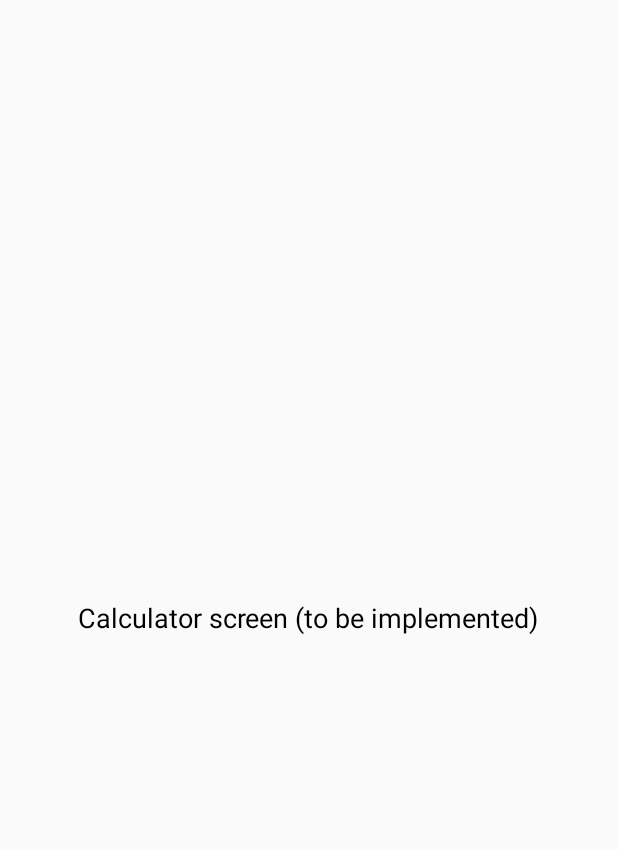
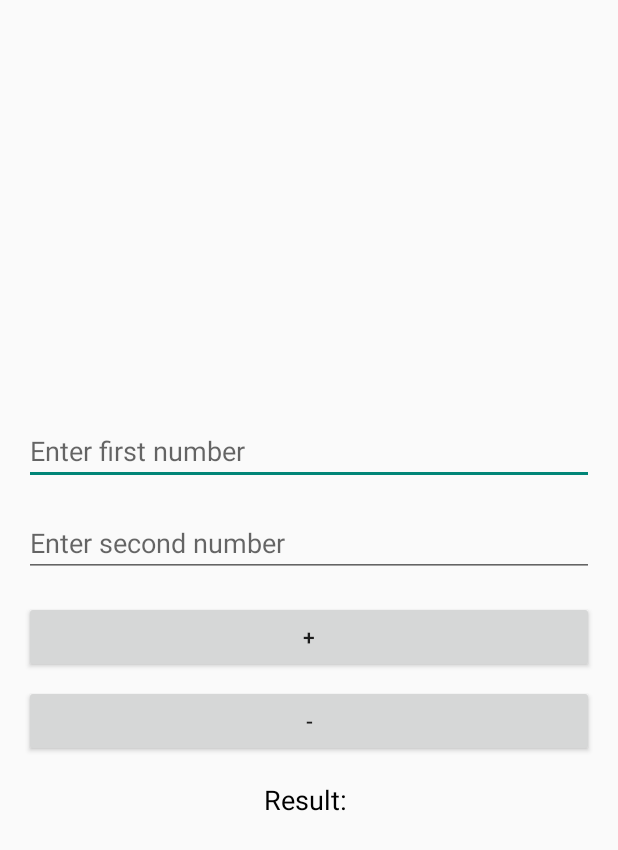
Before and after one commit to JoaquinRodriguezph/CompanionApp, an Android app built with Jetpack Compose: the CalculatorActivity screen opened directly, with no data from a screen before it, on a phone screen of 412 x 824 dp. Shown: the top 850 px of the screen. Run offline under Robolectric (Android 15) with nearby library versions, the light colour scheme and no system bars.

Commit message:
Calculator Functionality

```diff
--- a/app/src/main/java/com/example/companionapp/CalculatorActivity.kt
+++ b/app/src/main/java/com/example/companionapp/CalculatorActivity.kt
@@ -1,6 +1,10 @@
 package com.example.companionapp
 
 import android.os.Bundle
+import android.view.View
+import android.widget.Button
+import android.widget.EditText
+import android.widget.TextView
 import androidx.appcompat.app.AppCompatActivity
 
 class CalculatorActivity : AppCompatActivity() {
@@ -12,10 +16,39 @@ class CalculatorActivity : AppCompatActivity() {
         supportActionBar?.setDisplayHomeAsUpEnabled(true)
         supportActionBar?.title = "Calculator"
 
-        // Handle back button press in toolbar
-        supportActionBar?.setDisplayHomeAsUpEnabled(true)
+        // Input fields and buttons
+        val input1 = findViewById<EditText>(R.id.input_number1)
+        val input2 = findViewById<EditText>(R.id.input_number2)
+        val addButton = findViewById<Button>(R.id.button_add)
+        val subtractButton = findViewById<Button>(R.id.button_subtract)
+        val resultText = findViewById<TextView>(R.id.result_text)
+
+        // Add button click listener
+        addButton.setOnClickListener {
+            val num1 = input1.text.toString().toDoubleOrNull()
+            val num2 = input2.text.toString().toDoubleOrNull()
+            if (num1 != null && num2 != null) {
+                val result = num1 + num2
+                resultText.text = "Result: $result"
+            } else {
+                resultText.text = "Invalid input"
+            }
+        }
+
+        // Subtract button click listener
+        subtractButton.setOnClickListener {
+            val num1 = input1.text.toString().toDoubleOrNull()
+            val num2 = input2.text.toString().toDoubleOrNull()
+            if (num1 != null && num2 != null) {
+                val result = num1 - num2
+                resultText.text = "Result: $result"
+            } else {
+                resultText.text = "Invalid input"
+            }
+        }
     }
 
+    // Handle back button press in toolbar
     override fun onSupportNavigateUp(): Boolean {
         onBackPressed() // Go back to the previous activity
         return true
--- a/app/src/main/res/layout/activity_calculator.xml
+++ b/app/src/main/res/layout/activity_calculator.xml
@@ -6,11 +6,46 @@
     android:gravity="center"
     android:padding="16dp">
 
+    <!-- First Input Field -->
+    <EditText
+        android:id="@+id/input_number1"
+        android:layout_width="match_parent"
+        android:layout_height="wrap_content"
+        android:hint="Enter first number"
+        android:inputType="numberDecimal"
+        android:layout_marginBottom="16dp" />
+
+    <!-- Second Input Field -->
+    <EditText
+        android:id="@+id/input_number2"
+        android:layout_width="match_parent"
+        android:layout_height="wrap_content"
+        android:hint="Enter second number"
+        android:inputType="numberDecimal"
+        android:layout_marginBottom="16dp" />
+
+    <!-- Add Button -->
+    <Button
+        android:id="@+id/button_add"
+        android:layout_width="match_parent"
+        android:layout_height="wrap_content"
+        android:text="+"
+        android:layout_marginBottom="8dp" />
+
+    <!-- Subtract Button -->
+    <Button
+        android:id="@+id/button_subtract"
+        android:layout_width="match_parent"
+        android:layout_height="wrap_content"
+        android:text="-"
+        android:layout_marginBottom="16dp" />
+
+    <!-- Result Display -->
     <TextView
-        android:id="@+id/calculator_placeholder"
+        android:id="@+id/result_text"
         android:layout_width="wrap_content"
         android:layout_height="wrap_content"
-        android:text="Calculator screen (to be implemented)"
+        android:text="Result: "
         android:textSize="18sp"
         android:textColor="#000000" />
 </LinearLayout>
```
